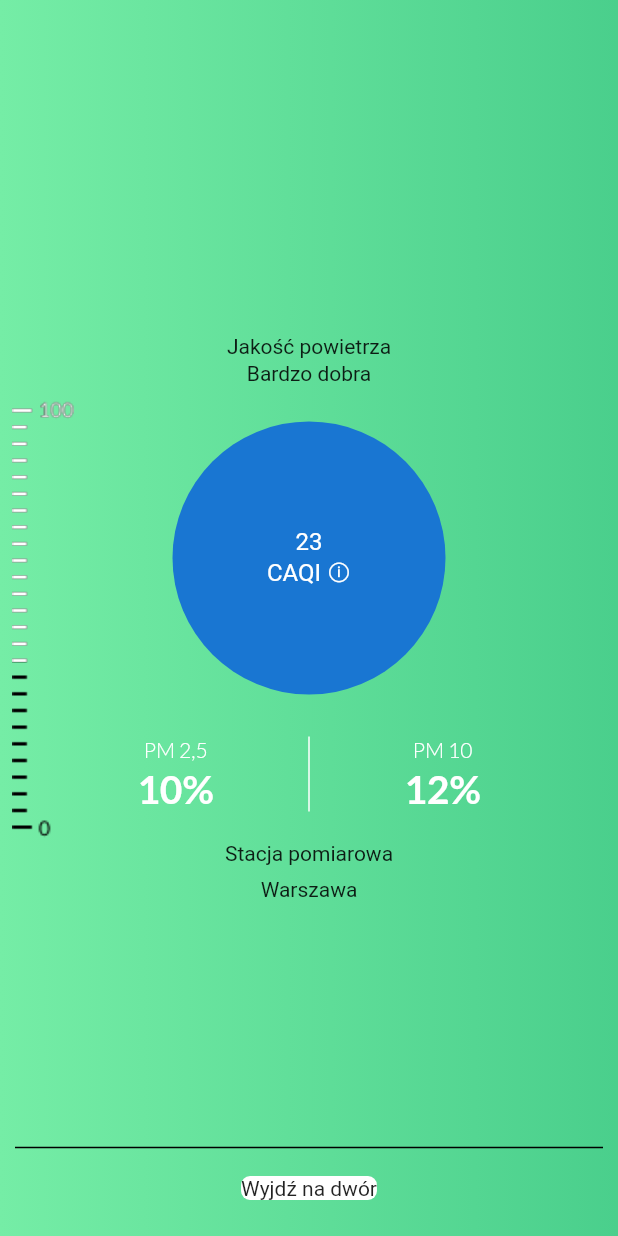
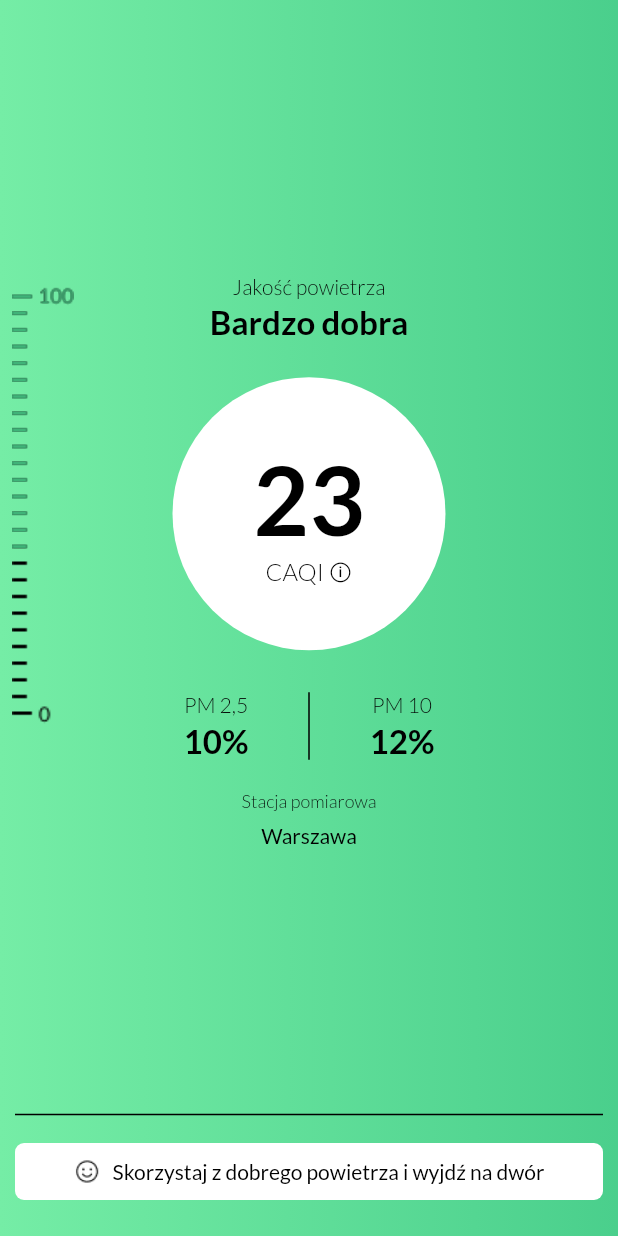
Before and after one commit to KampanieOnline/cleanair, a Flutter app: the AirScreen screen opened directly, on a phone screen of 412 x 824 dp. Run offline on Flutter 3.47's test engine with Material 2 defaults, Android fonts, the phone set to English and light mode, and no system bars; our stand-ins replace google_fonts, weather; network calls fail; statements that could not run were skipped.

Commit message:
9.2 Stylowanie ekranu stanu powietrza

```diff
--- a/lib/AirScreen.dart
+++ b/lib/AirScreen.dart
@@ -27,24 +27,58 @@ class _AirScreenState extends State<AirScreen> {
             child: Column(
               mainAxisAlignment: MainAxisAlignment.center,
               children: <Widget>[
-                Text("Jakość powietrza"),
+                Text(
+                  "Jakość powietrza",
+                  textAlign: TextAlign.center,
+                  style: GoogleFonts.lato(
+                      textStyle: TextStyle(
+                          fontSize: 14.0,
+                          height: 1.2,
+                          color: Colors.black,
+                          fontWeight: FontWeight.w300)),
+                ),
                 Padding(padding: EdgeInsets.only(top: 2)),
-                Text("Bardzo dobra"),
+                Text(
+                  "Bardzo dobra",
+                  textAlign: TextAlign.center,
+                  style: GoogleFonts.lato(
+                      textStyle: TextStyle(
+                          fontSize: 22.0,
+                          height: 1.2,
+                          color: Colors.black,
+                          fontWeight: FontWeight.w700)),
+                ),
                 Padding(padding: EdgeInsets.only(top: 24)),
                 CircleAvatar(
                   radius: 91.0,
+                  backgroundColor: Colors.white,
                   child: Center(
                     child: Container(
                         child: Column(
                       mainAxisAlignment: MainAxisAlignment.center,
                       children: [
-                          Text("23",
-                            textAlign: TextAlign.center,),
-                          Text("CAQI ⓘ",
-                            textAlign: TextAlign.center,),
+                        Text(
+                          "23",
+                          textAlign: TextAlign.center,
+                          style: GoogleFonts.lato(
+                              textStyle: TextStyle(
+                                  fontSize: 64.0,
+                                  height: 1.2,
+                                  color: Colors.black,
+                                  fontWeight: FontWeight.w700)),
+                        ),
+                        Text(
+                          "CAQI ⓘ",
+                          textAlign: TextAlign.center,
+                          style: GoogleFonts.lato(
+                              textStyle: TextStyle(
+                                  fontSize: 16.0,
+                                  height: 1.2,
+                                  color: Colors.black,
+                                  fontWeight: FontWeight.w300)),
+                        ),
                       ],
-                      )
-                    ),
+                    )),
                   ),
                 ),
                 Padding(padding: EdgeInsets.only(top: 28)),
@@ -53,7 +87,7 @@ class _AirScreenState extends State<AirScreen> {
                   mainAxisAlignment: MainAxisAlignment.center,
                   children: [
                     Container(
-                          width: 130,
+                      width: 100,
                       child: Column(
                         mainAxisAlignment: MainAxisAlignment.end,
                         children: [
@@ -64,7 +98,7 @@ class _AirScreenState extends State<AirScreen> {
                                 textStyle: TextStyle(
                                     fontSize: 14.0,
                                     height: 1.2,
-                                        color: Colors.white,
+                                    color: Colors.black,
                                     fontWeight: FontWeight.w300)),
                           ),
                           Padding(padding: EdgeInsets.only(top: 2.0)),
@@ -73,41 +107,43 @@ class _AirScreenState extends State<AirScreen> {
                             textAlign: TextAlign.center,
                             style: GoogleFonts.lato(
                                 textStyle: TextStyle(
-                                        fontSize: 26.0,
+                                    fontSize: 22.0,
                                     height: 1.2,
-                                        color: Colors.white,
+                                    color: Colors.black,
                                     fontWeight: FontWeight.w700)),
                           ),
                         ],
                       ),
                     ),
                     VerticalDivider(
-                          width: 48,
-                          color: Colors.white,
+                      width: 24,
+                      color: Colors.black,
                       thickness: 1,
                     ),
                     Container(
-                          width: 130,
+                      width: 100,
                       child: Column(
                         mainAxisAlignment: MainAxisAlignment.start,
                         children: [
-                              Text("PM 10",
+                          Text(
+                            "PM 10",
                             textAlign: TextAlign.center,
                             style: GoogleFonts.lato(
                                 textStyle: TextStyle(
                                     fontSize: 14.0,
                                     height: 1.2,
-                                          color: Colors.white,
-                                          fontWeight: FontWeight.w300))),
+                                    color: Colors.black,
+                                    fontWeight: FontWeight.w300)),
+                          ),
                           Padding(padding: EdgeInsets.only(top: 2.0)),
                           Text(
                             "12%",
                             textAlign: TextAlign.center,
                             style: GoogleFonts.lato(
                                 textStyle: TextStyle(
-                                        fontSize: 26.0,
+                                    fontSize: 22.0,
                                     height: 1.2,
-                                        color: Colors.white,
+                                    color: Colors.black,
                                     fontWeight: FontWeight.w700)),
                           ),
                         ],
@@ -116,35 +152,57 @@ class _AirScreenState extends State<AirScreen> {
                   ],
                 )),
                 Padding(padding: EdgeInsets.only(top: 20)),
-                Text("Stacja pomiarowa"),
+                Text(
+                  "Stacja pomiarowa",
+                  textAlign: TextAlign.center,
+                  style: GoogleFonts.lato(
+                      textStyle: TextStyle(
+                          fontSize: 12.0,
+                          height: 1.2,
+                          color: Colors.black,
+                          fontWeight: FontWeight.w300)),
+                ),
                 Padding(padding: EdgeInsets.only(top: 8)),
-                Text("Warszawa"),
-
+                Text(
+                  "Warszawa",
+                  textAlign: TextAlign.center,
+                  style: GoogleFonts.lato(
+                      textStyle: TextStyle(
+                          fontSize: 14.0,
+                          height: 1.2,
+                          color: Colors.black,
+                          fontWeight: FontWeight.w400)),
+                ),
+                Padding(padding: EdgeInsets.only(top: 76)),
               ],
             )),
         Positioned(
             left: 8,
-            bottom: 0,
+            bottom: (76.0) * 2,
             right: 0,
             top: 0,
             child: Container(
               alignment: Alignment.centerLeft,
-              child: Stack(children: [
+              child: Stack(
+                children: [
                   ClipRect(
                     child: Align(
                       alignment: Alignment.topLeft,
                       heightFactor: 1,
-                      child: Image.asset('icons/danger-value-negative.png', scale: 0.9),
+                      child: Image.asset('icons/danger-value-negative.png',
+                          scale: 0.9),
                     ),
                   ),
                   ClipRect(
                     child: Align(
                       alignment: Alignment.topLeft,
-                    heightFactor: 1-0.4,
-                    child: Image.asset('icons/danger-value.png', scale: 0.9),
+                      heightFactor: 1 - 0.4,
+                      child: Image.asset('icons/danger-value.png',
+                          color: Color(0xDD4ACF8C), scale: 0.9),
                     ),
                   )
-              ],),
+                ],
+              ),
             )),
         Positioned(
             left: 0,
@@ -155,23 +213,45 @@ class _AirScreenState extends State<AirScreen> {
               child: Column(
                 mainAxisAlignment: MainAxisAlignment.center,
                 children: [
-                  Padding(padding: EdgeInsets.only(
-                    top:62.0, left:10, right: 10, bottom: 14),
+                  Padding(
+                      padding: EdgeInsets.only(
+                          top: 62.0, left: 10, right: 10, bottom: 14),
                       child: Divider(
                         height: 10,
                         color: Colors.black,
                         thickness: 1,
                       )),
-                        Padding(padding: EdgeInsets.only(
-     left:10, right: 10, bottom: 24),
+                  Padding(
+                    padding: EdgeInsets.only(left: 10, right: 10, bottom: 24),
                     child: ClipRRect(
                         borderRadius: BorderRadius.circular(6.0),
                         child: Container(
                             color: Colors.white,
-        child: Text("Wyjdź na dwór")
+                            padding: EdgeInsets.all(10.0),
+                            height: 38.0,
+                            child: IntrinsicHeight(
+                              child: Row(
+                                mainAxisAlignment: MainAxisAlignment.center,
+                                children: [
+                                  Image(
+                                    alignment: Alignment.centerLeft,
+                                    image: AssetImage('icons/happy.png'),
                                   ),
+                                  Padding(padding: EdgeInsets.only(left: 8.0)),
+                                  Text(
+                                    "Skorzystaj z dobrego powietrza i wyjdź na dwór",
+                                    textAlign: TextAlign.center,
+                                    style: GoogleFonts.lato(
+                                        textStyle: TextStyle(
+                                            fontSize: 14.0,
+                                            height: 1.2,
+                                            color: Colors.black,
+                                            fontWeight: FontWeight.w400)),
+                                  ),
+                                ],
+                              ),
+                            ))),
                   )
-                        ),
                 ],
               ),
             ))
```
Lines whose indentation alone changed are shown as unchanged.
